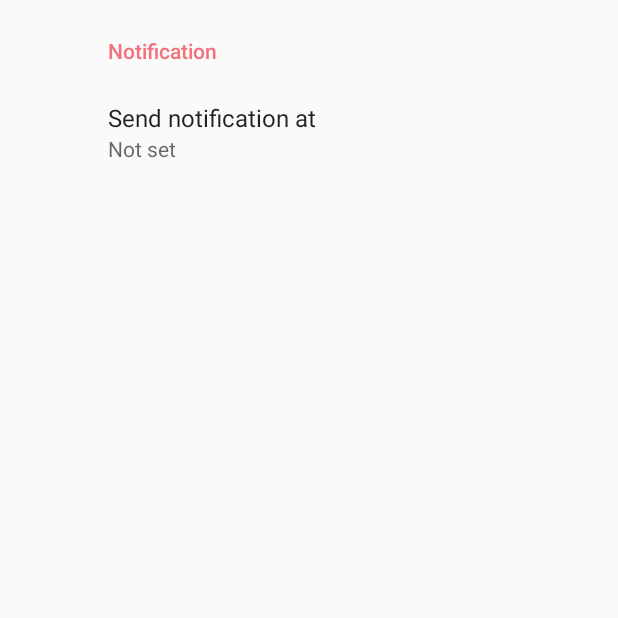
After one commit to Alexandre-Vernet/Bot-Bubulle-Mobile, an Android app: the SettingsActivity screen opened directly, with no data from a screen before it, on a phone screen of 412 x 824 dp, the top half of it. The commit adds this screen. Run offline under Robolectric (Android 15) with nearby library versions, the phone set to English and light mode, and no system bars; our stand-ins replace androidx.preference.

Commit message:
Création de SettingsActivity pour stocker l'heure d'envoie de la notif

```diff
--- a/app/build.gradle
+++ b/app/build.gradle
@@ -29,6 +29,7 @@ dependencies {
     implementation 'androidx.constraintlayout:constraintlayout:2.0.1'
     implementation 'com.google.firebase:firebase-messaging:20.3.0'
     implementation 'com.google.android.material:material:1.2.1'
+    implementation 'androidx.preference:preference:1.1.1'
     testImplementation 'junit:junit:4.12'
     androidTestImplementation 'androidx.test.ext:junit:1.1.2'
     androidTestImplementation 'androidx.test.espresso:espresso-core:3.3.0'
--- /dev/null
+++ b/app/src/main/java/com/ynov/vernet/botbubulle/SettingsActivity.java
@@ -0,0 +1,41 @@
+package com.ynov.vernet.botbubulle;
+
+import android.content.Intent;
+import android.os.Bundle;
+
+import androidx.appcompat.app.ActionBar;
+import androidx.appcompat.app.AppCompatActivity;
+import androidx.preference.PreferenceFragmentCompat;
+
+public class SettingsActivity extends AppCompatActivity {
+
+    @Override
+    protected void onCreate(Bundle savedInstanceState) {
+        super.onCreate(savedInstanceState);
+        setContentView(R.layout.settings_activity);
+        if (savedInstanceState == null) {
+            getSupportFragmentManager()
+                    .beginTransaction()
+                    .replace(R.id.settings, new SettingsFragment())
+                    .commit();
+        }
+        ActionBar actionBar = getSupportActionBar();
+        if (actionBar != null) {
+            actionBar.setDisplayHomeAsUpEnabled(true);
+        }
+    }
+
+    public static class SettingsFragment extends PreferenceFragmentCompat {
+        @Override
+        public void onCreatePreferences(Bundle savedInstanceState, String rootKey) {
+            setPreferencesFromResource(R.xml.root_preferences, rootKey);
+        }
+    }
+
+    @Override
+    public void onBackPressed() {
+        super.onBackPressed();
+        startActivity(new Intent(getApplicationContext(), MainActivity.class));
+        finish();
+    }
+}
--- /dev/null
+++ b/app/src/main/res/layout/settings_activity.xml
@@ -0,0 +1,9 @@
+<LinearLayout xmlns:android="http://schemas.android.com/apk/res/android"
+    android:layout_width="match_parent"
+    android:layout_height="match_parent">
+
+    <FrameLayout
+        android:id="@+id/settings"
+        android:layout_width="match_parent"
+        android:layout_height="match_parent" />
+</LinearLayout>
--- /dev/null
+++ b/app/src/main/res/values/arrays.xml
@@ -0,0 +1,20 @@
+<resources>
+    <!-- Reply Preference -->
+    <string-array name="reply_entries">
+        <item>20h</item>
+        <item>20h30</item>
+        <item>21h</item>
+        <item>21h30</item>
+        <item>22h00</item>
+        <item>22h30</item>
+    </string-array>
+
+    <string-array name="reply_values">
+        <item>20h</item>
+        <item>20h30</item>
+        <item>21h</item>
+        <item>21h30</item>
+        <item>22h00</item>
+        <item>22h30</item>
+    </string-array>
+</resources>
--- a/app/src/main/res/values/colors.xml
+++ b/app/src/main/res/values/colors.xml
@@ -2,5 +2,5 @@
 <resources>
     <color name="colorPrimary">#0055FF</color>
     <color name="colorPrimaryDark">#0055FF</color>
-    <color name="colorAccent">#FF0000</color>
+    <color name="colorAccent">#f4707b</color>
 </resources>
--- a/app/src/main/res/values/strings.xml
+++ b/app/src/main/res/values/strings.xml
@@ -11,4 +11,11 @@
     <string name="notification_channel_id" type="id">id</string>
     <string name="notification_channel_title" type="id">Notification quotidienne</string>
     <string name="notification_channel_description" type="id">desc</string>
+    <string name="title_activity_settings">SettingsActivity</string>
+
+
+    <string name="general">General</string>
+    <string name="send_notification_at">Send notification at</string>
+    <string name="notification">Notification</string>
+
 </resources>
--- /dev/null
+++ b/app/src/main/res/xml/root_preferences.xml
@@ -0,0 +1,13 @@
+<PreferenceScreen xmlns:android="http://schemas.android.com/apk/res/android"
+    xmlns:app="http://schemas.android.com/apk/res-auto">
+
+    <PreferenceCategory app:title="@string/notification">
+        <ListPreference
+            app:entries="@array/reply_entries"
+            app:entryValues="@array/reply_values"
+            app:key="timeSendNotification"
+            app:title="@string/send_notification_at"
+            app:useSimpleSummaryProvider="true" />
+    </PreferenceCategory>
+
+</PreferenceScreen>
--- a/build.gradle
+++ b/build.gradle
@@ -5,7 +5,7 @@ buildscript {
         jcenter()
     }
     dependencies {
-        classpath 'com.android.tools.build:gradle:4.1.0'
+        classpath 'com.android.tools.build:gradle:4.1.1'
         classpath 'com.google.gms:google-services:4.3.3'
 
         // NOTE: Do not place your application dependencies here; they belong
```
Also changed, not shown: app/src/main/AndroidManifest.xml (+5 -4 lines), app/src/main/java/com/ynov/vernet/botbubulle/MainActivity.java (+46 -19 lines), app/src/main/res/drawable/settings.xml (added, +10 -0 lines), app/src/main/res/layout/activity_main.xml (+28 -4 lines).
